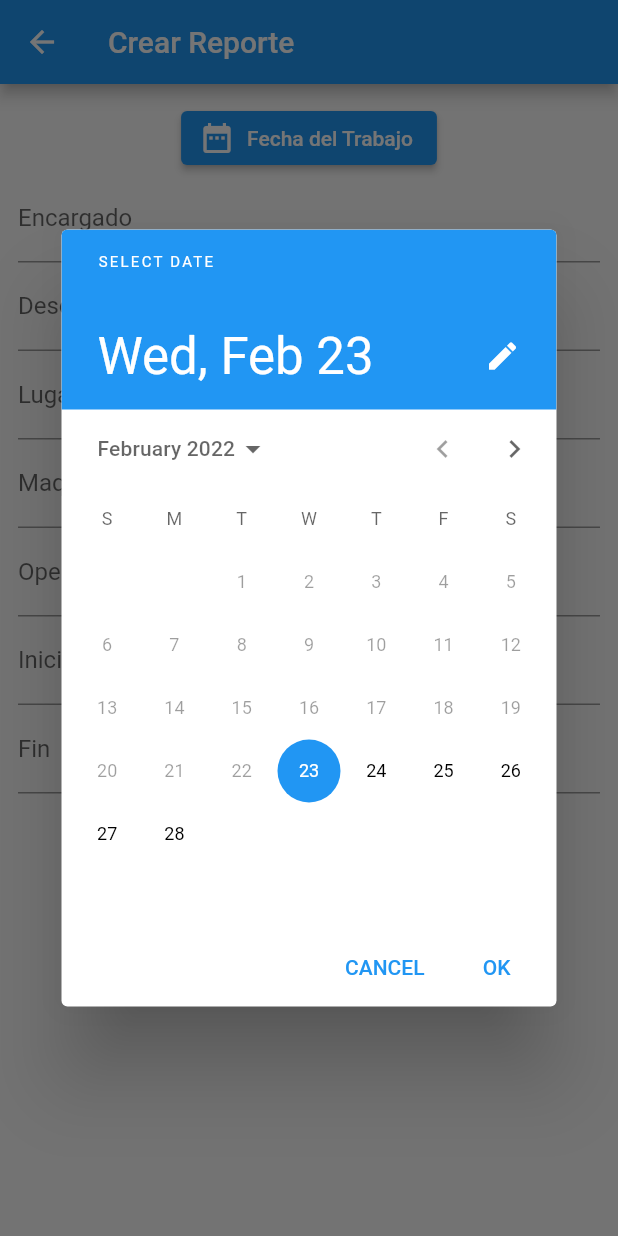
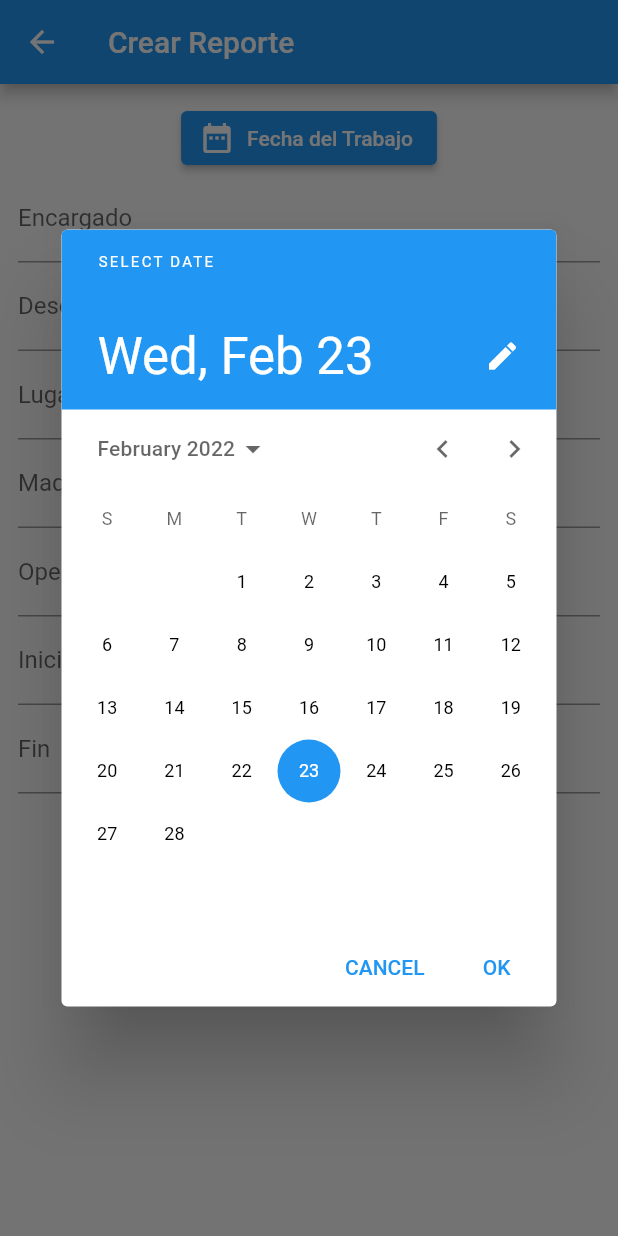
Before and after one commit to ramirezsebas/reporte_gen, a Flutter app: the CreateReportPage screen opened directly, after a tap on "Fecha del Trabajo", on a phone screen of 412 x 824 dp. Run offline on Flutter 3.47's test engine with Material 2 defaults, Android fonts, the phone set to English and light mode, and no system bars; our stand-ins replace floor, get_it, open_file, pdf, sqflite; accounts and stored records are empty; generated files the repository leaves out were written again.

Commit message:
Permitimos la seleccion de fechas anteriores

```diff
--- a/lib/pages/create_report_page.dart
+++ b/lib/pages/create_report_page.dart
@@ -29,7 +29,7 @@ class CreateReportPage extends StatelessWidget {
                             DateTime? date = await showDatePicker(
                               context: context,
                               initialDate: DateTime.now(),
-                              firstDate: DateTime.now(),
+                              firstDate: DateTime(2022),
                               lastDate: DateTime(2111),
                             );
                             if (date != null) {
```
